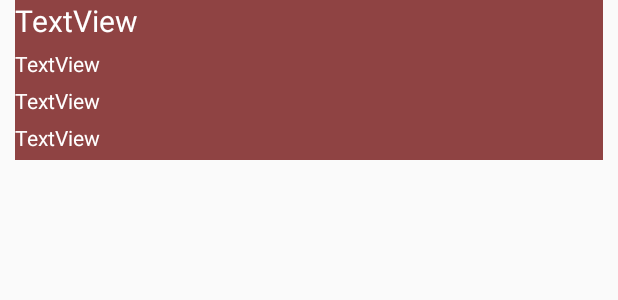
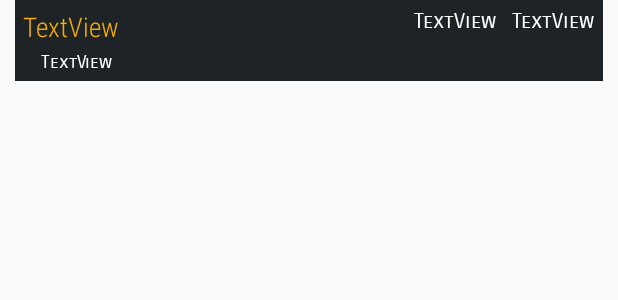
Before and after one commit to mikotan-cpu/MOBDEVE, an Android app: the layout template.xml on its own in the app's theme, with its tools: preview values and no code run, on a phone screen of 412 x 824 dp. Shown: the top 300 px of the screen. Run offline under Robolectric (Android 15) with nearby library versions, the phone set to English and light mode, and no system bars.

```diff
--- a/AR_Measure/app/src/main/res/layout/activity_main.xml
+++ b/AR_Measure/app/src/main/res/layout/activity_main.xml
@@ -26,17 +26,13 @@
         android:id="@+id/linearLayout3"
         android:layout_width="match_parent"
         android:layout_height="wrap_content"
-        android:layout_marginTop="40dp"
-        android:background="@color/translucent_black"
-        app:layout_constraintEnd_toEndOf="parent"
-        app:layout_constraintTop_toTopOf="parent">
+        android:background="@color/translucent_black">
 
         <TextView
             android:id="@+id/text"
             android:layout_width="match_parent"
             android:layout_height="wrap_content"
             android:layout_marginVertical="10dp"
-            android:layout_marginTop="90dp"
             android:text="Select width or height, then point camera on flat surface"
             android:textAlignment="center"
             android:textColor="#fff"
--- a/AR_Measure/app/src/main/res/layout/template.xml
+++ b/AR_Measure/app/src/main/res/layout/template.xml
@@ -1,8 +1,10 @@
 <?xml version="1.0" encoding="utf-8"?>
 <androidx.constraintlayout.widget.ConstraintLayout xmlns:android="http://schemas.android.com/apk/res/android"
     xmlns:app="http://schemas.android.com/apk/res-auto"
+    xmlns:tools="http://schemas.android.com/tools"
     android:layout_width="match_parent"
-    android:layout_height="wrap_content">
+    android:layout_height="wrap_content"
+    android:outlineProvider="none">
 
     <androidx.constraintlayout.widget.ConstraintLayout
         android:layout_width="match_parent"
@@ -16,43 +18,57 @@
         app:layout_constraintStart_toStartOf="parent"
         app:layout_constraintTop_toTopOf="parent">
 
-        <LinearLayout
+        <androidx.constraintlayout.widget.ConstraintLayout
             android:layout_width="match_parent"
-            android:layout_height="match_parent"
-            android:orientation="vertical">
+            android:layout_height="wrap_content"
+            android:background="#1E2328"
+            android:orientation="vertical"
+            android:padding="5dp">
 
             <TextView
                 android:id="@+id/ObjectName"
-                android:layout_width="match_parent"
+                android:layout_width="0dp"
                 android:layout_height="wrap_content"
-                android:layout_marginBottom="5sp"
+                android:fontFamily="sans-serif-condensed-light"
                 android:text="TextView"
-                android:textColor="@color/white"
-                android:textSize="20sp" />
+                android:textColor="#F5B001"
+                android:textSize="18sp"
+                app:layout_constraintStart_toStartOf="parent"
+                app:layout_constraintTop_toTopOf="parent" />
 
             <TextView
                 android:id="@+id/measurement"
-                android:layout_width="match_parent"
+                android:layout_width="wrap_content"
                 android:layout_height="wrap_content"
-                android:layout_marginBottom="5sp"
+                android:layout_marginEnd="10dp"
+                android:fontFamily="sans-serif-smallcaps"
                 android:text="TextView"
-                android:textColor="@color/white" />
+                android:textColor="@color/white"
+                app:layout_constraintEnd_toStartOf="@+id/unit"
+                app:layout_constraintTop_toTopOf="parent" />
 
             <TextView
                 android:id="@+id/unit"
-                android:layout_width="match_parent"
+                android:layout_width="wrap_content"
                 android:layout_height="wrap_content"
-                android:layout_marginBottom="5sp"
+                android:fontFamily="sans-serif-smallcaps"
                 android:text="TextView"
-                android:textColor="@color/white" />
+                android:textColor="@color/white"
+                app:layout_constraintEnd_toEndOf="parent"
+                app:layout_constraintTop_toTopOf="parent" />
 
             <TextView
                 android:id="@+id/dimension"
-                android:layout_width="match_parent"
+                android:layout_width="0dp"
                 android:layout_height="wrap_content"
-                android:layout_marginBottom="5sp"
+                android:layout_marginStart="12dp"
+                android:layout_marginTop="4dp"
+                android:fontFamily="sans-serif-smallcaps"
                 android:text="TextView"
-                android:textColor="@color/white" />
-        </LinearLayout>
+                android:textColor="@color/white"
+                android:textSize="12sp"
+                app:layout_constraintStart_toStartOf="parent"
+                app:layout_constraintTop_toBottomOf="@+id/ObjectName" />
+        </androidx.constraintlayout.widget.ConstraintLayout>
     </androidx.constraintlayout.widget.ConstraintLayout>
 </androidx.constraintlayout.widget.ConstraintLayout>
--- a/AR_Measure/app/src/main/res/values/styles.xml
+++ b/AR_Measure/app/src/main/res/values/styles.xml
@@ -1,7 +1,7 @@
 <resources>
 
     <!-- Base application theme. -->
-    <style name="AppTheme" parent="Theme.AppCompat.Light.DarkActionBar">
+    <style name="AppTheme" parent="Theme.AppCompat.DayNight.NoActionBar">
         <!-- Customize your theme here. -->
         <item name="colorPrimary">@color/colorPrimary</item>
         <item name="colorPrimaryDark">@color/colorPrimaryDark</item>
```
Also changed, not shown: AR_Measure/app/src/main/java/com/example/armeasure/MainActivity.java (+25 -9 lines), AR_Measure/app/src/main/java/com/example/armeasure/MeasurementList.java (+38 -11 lines), AR_Measure/app/src/main/res/anim/slidein_left.xml (added, +7 -0 lines), AR_Measure/app/src/main/res/anim/slideout_right.xml (added, +7 -0 lines), AR_Measure/app/src/main/res/drawable-anydpi/back.xml (added, +17 -0 lines), AR_Measure/app/src/main/res/layout/activity_measurement_list2.xml (+45 -6 lines), AR_Measure/app/src/main/java/com/example/armeasure/DBHelper.java (line endings or trailing spaces), AR_Measure/app/src/main/res/drawable-hdpi/back.png (added), AR_Measure/app/src/main/res/drawable-mdpi/back.png (added), AR_Measure/app/src/main/res/drawable-xhdpi/back.png (added), AR_Measure/app/src/main/res/drawable-xxhdpi/back.png (added).
